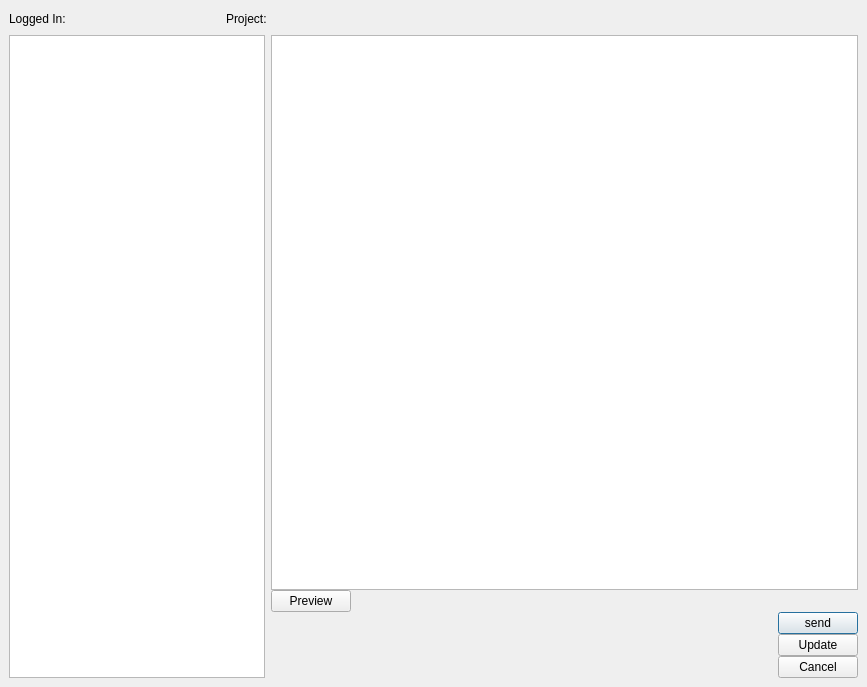
First picture: the form in mslib/msui/ui/ui_mscolab_project_window.ui, repository Open-MSS/MSS, before the edit.
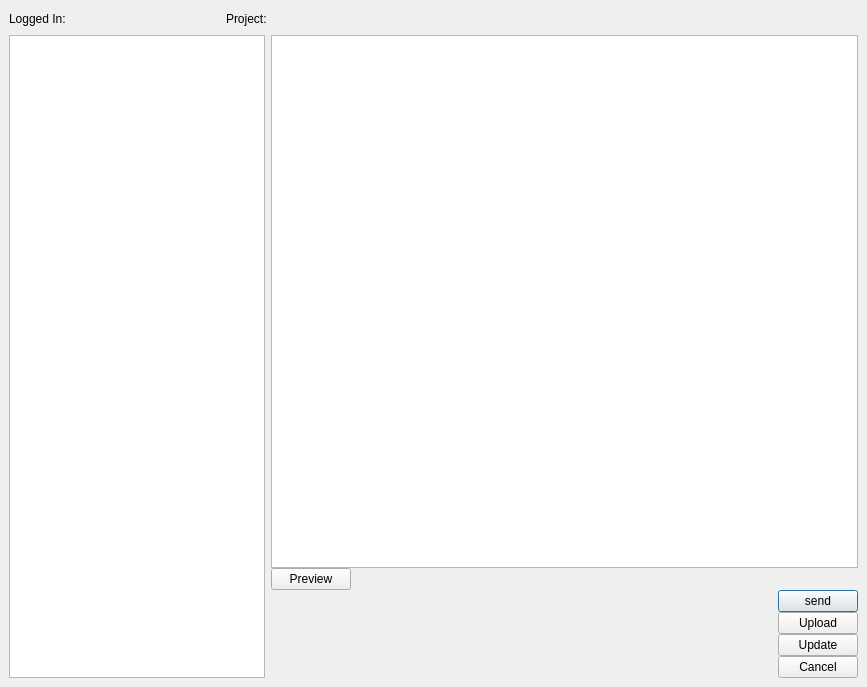
Second picture: the form after the edit.

Commit message: added image and document upload support in mscolab chat

Patch:
```diff
--- a/mslib/msui/ui/ui_mscolab_project_window.ui
+++ b/mslib/msui/ui/ui_mscolab_project_window.ui
@@ -178,6 +178,13 @@
                   </property>
                  </widget>
                 </item>
+                <item>
+                 <widget class="QPushButton" name="uploadBtn">
+                  <property name="text">
+                   <string>Upload</string>
+                  </property>
+                 </widget>
+                </item>
                 <item>
                  <widget class="QPushButton" name="editMessageBtn">
                   <property name="text">
```
Left out of the diff: 2 changed lines with no effect on the pictures. The commit also changes 14 other files.
